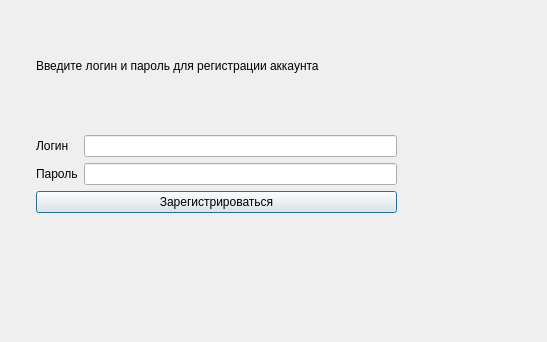
Qt form registerdialog.ui (Jwin531/Messenger) before a commit; both pictures show x 94 to 641 and y 128 to 470 of the 641 by 470 pixel window.
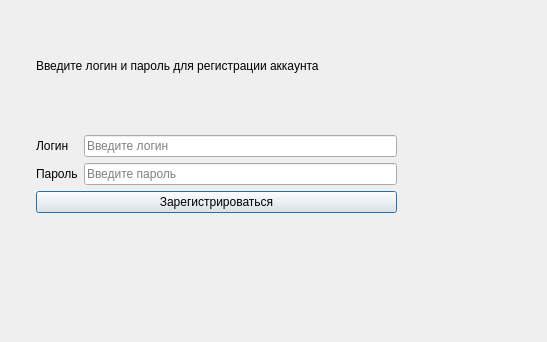
The same form after that commit.

```diff
--- a/registerdialog.ui
+++ b/registerdialog.ui
@@ -53,10 +53,18 @@
       <item>
        <layout class="QVBoxLayout" name="verticalLayout_3">
         <item>
-         <widget class="QLineEdit" name="loginLineEdit"/>
+         <widget class="QLineEdit" name="loginLineEdit">
+          <property name="placeholderText">
+           <string>Введите логин</string>
+          </property>
+         </widget>
         </item>
         <item>
-         <widget class="QLineEdit" name="passwordLineEdit"/>
+         <widget class="QLineEdit" name="passwordLineEdit">
+          <property name="placeholderText">
+           <string>Введите пароль</string>
+          </property>
+         </widget>
         </item>
        </layout>
       </item>
```
